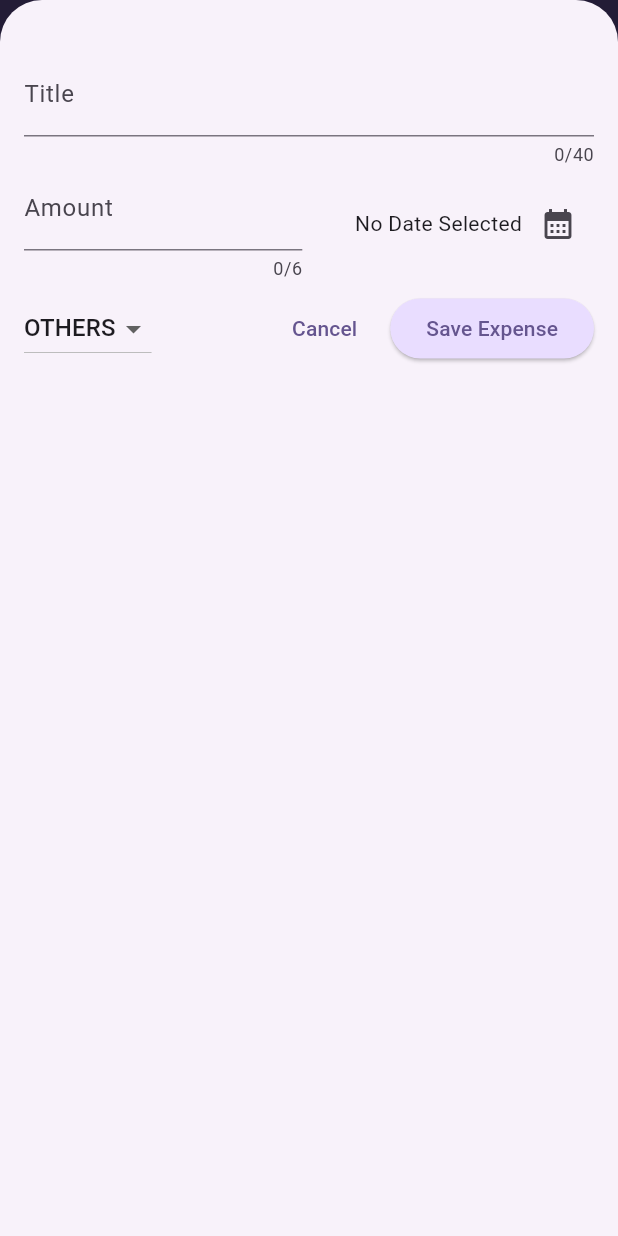
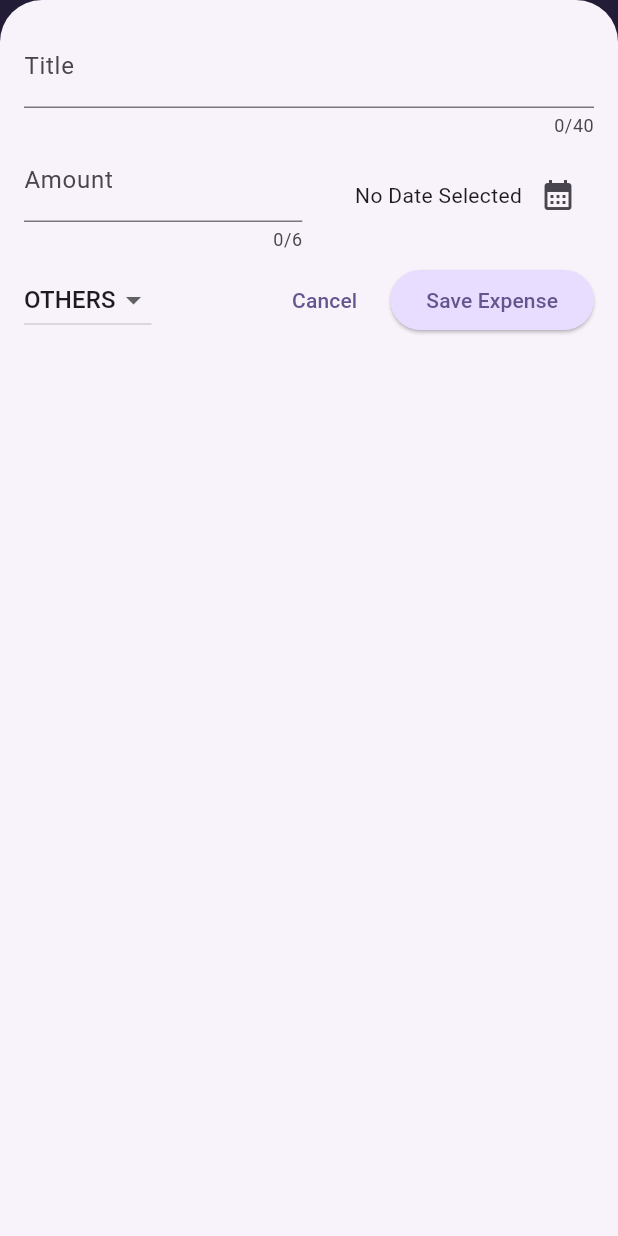
Before and after one commit to Aviral23Sri/Expense-Tracker, a Flutter app: the screen it shows after launch, after a tap on the "add" icon, on a phone screen of 412 x 824 dp. Run offline on Flutter 3.47's test engine with Material 3 defaults, Android fonts, the phone set to English and light mode, and no system bars.

Commit message:
UseSafeArea is used to avoid the physical components of a device like camera notch , chnaged the code to show the alert box according to the OS in which the App is Running , Used MediaQuery and Layout Builder to make App responsive and place the widgets according to the space left in the Screen.

```diff
--- a/lib/widgets/expenses.dart
+++ b/lib/widgets/expenses.dart
@@ -45,6 +45,7 @@ class _ExpenseState extends State<Expenses> {
 
   void _openAddExpenseOverlay() {
     showModalBottomSheet(
+      useSafeArea: true,
       isScrollControlled: true,
       context: context,
       builder: (ctx) => NewExpense(onAddFunction: _addExpense),
--- a/lib/widgets/new_expense.dart
+++ b/lib/widgets/new_expense.dart
@@ -1,5 +1,7 @@
+import 'dart:io';
+
+import 'package:flutter/cupertino.dart';
 import 'package:flutter/material.dart';
-import 'package:flutter/widgets.dart';
 import 'package:expenses_tracker/models/expense.dart';
 
 class NewExpense extends StatefulWidget {
@@ -33,13 +35,25 @@ class _NewExpenseState extends State<NewExpense> {
     });
   }
 
-  void _submitExpenseData() {
-    final enteredAmount = double.tryParse(_amountcontroller.text);
-    final amountIsInvalid = enteredAmount == null || enteredAmount <= 0;
-
-    if (_titleController.text.trim().isEmpty ||
-        amountIsInvalid ||
-        _selectedDate == null) {
+  void _showDialog() {
+    if (Platform.isIOS) {
+      showCupertinoDialog(
+        context: context,
+        builder: (ctx) => CupertinoAlertDialog(
+          title: const Text('Invalid Input'),
+          content: const Text(
+              'Please make sure a valid Title, Date, Amount was entered!'),
+          actions: [
+            TextButton(
+              onPressed: () {
+                Navigator.pop(ctx);
+              },
+              child: const Text('Okay'),
+            ),
+          ],
+        ),
+      );
+    } else {
       showDialog(
         context: context,
         builder: (ctx) => AlertDialog(
@@ -56,6 +70,17 @@ class _NewExpenseState extends State<NewExpense> {
           ],
         ),
       );
+    }
+  }
+
+  void _submitExpenseData() {
+    final enteredAmount = double.tryParse(_amountcontroller.text);
+    final amountIsInvalid = enteredAmount == null || enteredAmount <= 0;
+
+    if (_titleController.text.trim().isEmpty ||
+        amountIsInvalid ||
+        _selectedDate == null) {
+      _showDialog();
       return;
     }
 
@@ -79,10 +104,47 @@ class _NewExpenseState extends State<NewExpense> {
 
   @override
   Widget build(BuildContext context) {
-    return Padding(
-      padding: const EdgeInsets.fromLTRB(16, 35, 16, 16),
+    final keyboardSpace = MediaQuery.of(context).viewInsets.bottom;
+    return LayoutBuilder(builder: (ctx, constraints) {
+      final width = constraints.maxWidth;
+      return SizedBox(
+        // width: double.infinity,
+        height: double.infinity,
+        child: SingleChildScrollView(
+          child: Padding(
+            padding: EdgeInsets.fromLTRB(16, 16, 16, keyboardSpace + 16),
             child: Column(
               children: [
+                if (width >= 600)
+                  Row(
+                    crossAxisAlignment: CrossAxisAlignment.start,
+                    children: [
+                      Expanded(
+                        child: TextField(
+                          controller: _titleController,
+                          maxLength: 40,
+                          decoration: const InputDecoration(
+                            label: Text('Title'),
+                          ),
+                        ),
+                      ),
+                      const SizedBox(
+                        width: 29,
+                      ),
+                      Expanded(
+                        child: TextField(
+                          keyboardType: TextInputType.number,
+                          controller: _amountcontroller,
+                          maxLength: 6,
+                          decoration: const InputDecoration(
+                            prefixText: '₹',
+                            label: Text('Amount'),
+                          ),
+                        ),
+                      ),
+                    ],
+                  )
+                else
                   TextField(
                     controller: _titleController,
                     maxLength: 40,
@@ -90,6 +152,45 @@ class _NewExpenseState extends State<NewExpense> {
                       label: Text('Title'),
                     ),
                   ),
+                if (width >= 600)
+                  Row(
+                    children: [
+                      DropdownButton(
+                        value: _selectedCategory,
+                        items: Category.values
+                            .map(
+                              (category) => DropdownMenuItem(
+                                value: category,
+                                child: Text(
+                                  category.name.toUpperCase(),
+                                ),
+                              ),
+                            )
+                            .toList(),
+                        onChanged: (value) {
+                          if (value == null) {
+                            return;
+                          }
+                          setState(() {
+                            _selectedCategory = value;
+                          });
+                        },
+                      ),
+                      Spacer(),
+                      Text(
+                        _selectedDate == null
+                            ? 'No Date Selected'
+                            : formatter.format(_selectedDate!),
+                      ),
+                      IconButton(
+                        onPressed: presentDatePicker,
+                        icon: const Icon(
+                          Icons.calendar_month,
+                        ),
+                      ),
+                    ],
+                  )
+                else
                   Row(
                     children: [
                       Expanded(
@@ -130,6 +231,26 @@ class _NewExpenseState extends State<NewExpense> {
                 SizedBox(
                   height: 8,
                 ),
+                if (width >= 600)
+                  Row(
+                    children: [
+                      const Spacer(),
+                      TextButton(
+                        onPressed: () {
+                          Navigator.pop(context);
+                        },
+                        child: const Text('Cancel'),
+                      ),
+                      const SizedBox(
+                        width: 10,
+                      ),
+                      ElevatedButton(
+                        onPressed: _submitExpenseData,
+                        child: const Text('Save Expense'),
+                      ),
+                    ],
+                  )
+                else
                   Row(
                     children: [
                       DropdownButton(
@@ -160,7 +281,9 @@ class _NewExpenseState extends State<NewExpense> {
                         },
                         child: const Text('Cancel'),
                       ),
-              const SizedBox(width: 10,),
+                      const SizedBox(
+                        width: 10,
+                      ),
                       ElevatedButton(
                         onPressed: _submitExpenseData,
                         child: const Text('Save Expense'),
@@ -169,6 +292,9 @@ class _NewExpenseState extends State<NewExpense> {
                   ),
               ],
             ),
+          ),
+        ),
       );
+    });
   }
 }
```
Lines whose indentation alone changed are shown as unchanged.
